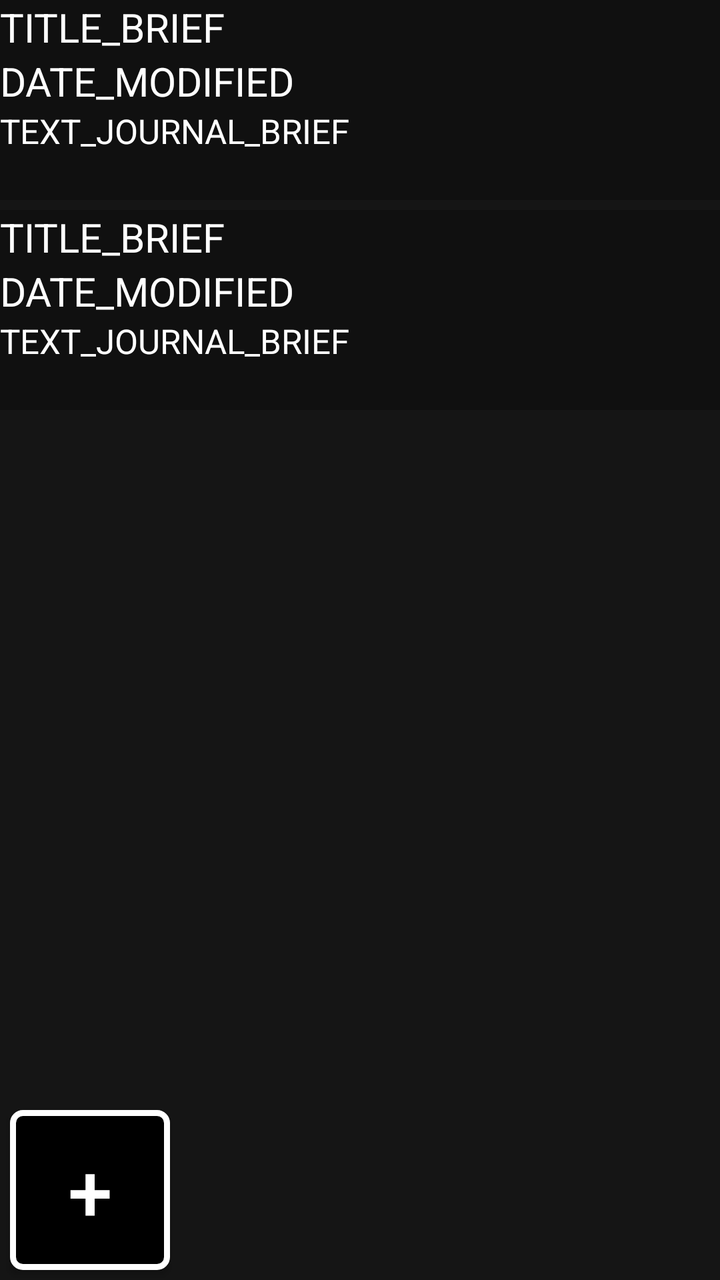
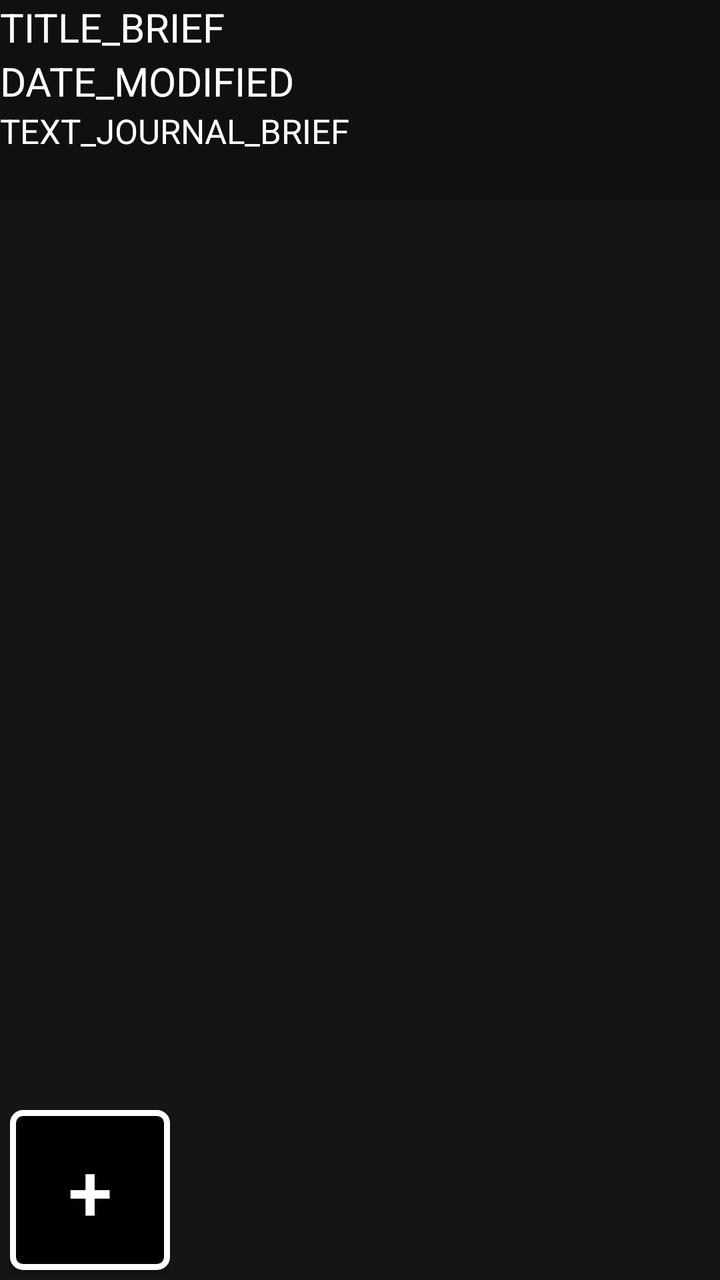

Before-and-after screenshots of an Android layout around one commit, followed by the original layout XML and the change that was made.
<!-- AndroidManifest.xml: application theme Theme.Riova -->
<!-- res/layout/journal.xml -->
<?xml version="1.0" encoding="utf-8"?>
<androidx.coordinatorlayout.widget.CoordinatorLayout xmlns:android="http://schemas.android.com/apk/res/android"
    xmlns:tools="http://schemas.android.com/tools"
    xmlns:app="http://schemas.android.com/apk/res-auto"
    android:id="@+id/fragment_journal"
    android:layout_width="match_parent"
    android:layout_height="match_parent"
    android:background="@color/navigation_back"
    tools:context=".Journal">

    
    <ScrollView
        android:layout_width="match_parent"
        android:layout_height="match_parent"
        android:fillViewport="true">
        <LinearLayout
            android:layout_width="match_parent"
            android:layout_height="wrap_content"
            android:orientation="vertical"
            android:background="@null">

            <LinearLayout
                android:layout_width="match_parent"
                android:layout_height="100dp"
                android:layout_marginBottom="5dp"
                android:background="@color/journalPreview_back"
                android:text="@string/journaly_entry"
                android:orientation="vertical"
                android:textColor="@color/white">
                <TextView
                    android:layout_height="wrap_content"
                    android:layout_width="match_parent"
                    android:text="TITLE_BRIEF"
                    android:textSize="20sp"
                    android:textColor="@color/white"/>
                <TextView
                    android:layout_height="wrap_content"
                    android:layout_width="match_parent"
                    android:text="DATE_MODIFIED"
                    android:textSize="20sp"
                    android:textColor="@color/white"/>
                <TextView
                    android:layout_width="match_parent"
                    android:layout_height="wrap_content"
                    android:text="TEXT_JOURNAL_BRIEF"
                    android:textColor="@color/white"
                    android:textSize="17sp"/>
            </LinearLayout>

            <LinearLayout
                android:layout_width="match_parent"
                android:layout_height="100dp"
                android:background="@color/journalPreview_back"
                android:text="@string/journaly_entry"
                android:orientation="vertical"
                android:textColor="@color/white">
                <TextView
                    android:layout_height="wrap_content"
                    android:layout_width="match_parent"
                    android:text="TITLE_BRIEF"
                    android:textSize="20sp"
                    android:textColor="@color/white"/>
                <TextView
                    android:layout_height="wrap_content"
                    android:layout_width="match_parent"
                    android:text="DATE_MODIFIED"
                    android:textSize="20sp"
                    android:textColor="@color/white"/>
                <TextView
                    android:layout_width="match_parent"
                    android:layout_height="wrap_content"
                    android:text="TEXT_JOURNAL_BRIEF"
                    android:textColor="@color/white"
                    android:textSize="17sp"/>
            </LinearLayout>


        </LinearLayout>

    </ScrollView>

    <Button
        android:id="@+id/button_addJournal"
        android:layout_gravity="bottom"
        android:gravity="center"
        android:layout_width="80dp"
        android:layout_height="80dp"
        android:text="@string/plus"
        android:textSize="40sp"
        app:backgroundTint="@null"
        style="@style/addjournal_button"/>
    

</androidx.coordinatorlayout.widget.CoordinatorLayout>
<!-- resources referenced by this layout -->
<resources>
  <color name="journalPreview_back">#40000000</color>
  <color name="navigation_back">#151515</color>
  <color name="white">#FFFFFFFF</color>
  <string name="journaly_entry">JOURNALY_ENTRY</string>
  <string name="plus">+</string>
  <style name="addjournal_button" parent="Widget.AppCompat.Button">
          <item name="android:layout_width">45dp</item>
          <item name="android:layout_height">45dp</item>
          <item name="android:layout_margin">5dp</item>
          <item name="android:clickable">true</item>
          <item name="android:focusable">true</item>
          <item name="android:background">@drawable/addjournal_button</item>
      </style>
  <style name="Theme.Riova" parent="Base.Theme.Riova" />
  <!-- drawable addjournal_button (drawable) -->
  <?xml version="1.0" encoding="utf-8"?>
  <shape xmlns:android="http://schemas.android.com/apk/res/android">
  
      <solid android:color="@color/black"/>
      <stroke
          android:width="3dp"
          android:color="#FFFFFF"
          />
      <corners
          android:radius="5dp"
          />
  </shape>
  <style name="Base.Theme.Riova" parent="Theme.Material3.DayNight.NoActionBar">
          
          
      </style>
  <color name="black">#FF000000</color>
</resources>

<!-- the commit's change to res/layout/journal.xml (unified diff, before → after) -->
@@ -47,33 +47,6 @@
                     android:textSize="17sp"/>
             </LinearLayout>
 
-            <LinearLayout
-                android:layout_width="match_parent"
-                android:layout_height="100dp"
-                android:background="@color/journalPreview_back"
-                android:text="@string/journaly_entry"
-                android:orientation="vertical"
-                android:textColor="@color/white">
-                <TextView
-                    android:layout_height="wrap_content"
-                    android:layout_width="match_parent"
-                    android:text="TITLE_BRIEF"
-                    android:textSize="20sp"
-                    android:textColor="@color/white"/>
-                <TextView
-                    android:layout_height="wrap_content"
-                    android:layout_width="match_parent"
-                    android:text="DATE_MODIFIED"
-                    android:textSize="20sp"
-                    android:textColor="@color/white"/>
-                <TextView
-                    android:layout_width="match_parent"
-                    android:layout_height="wrap_content"
-                    android:text="TEXT_JOURNAL_BRIEF"
-                    android:textColor="@color/white"
-                    android:textSize="17sp"/>
-            </LinearLayout>
-
 
         </LinearLayout>
 
